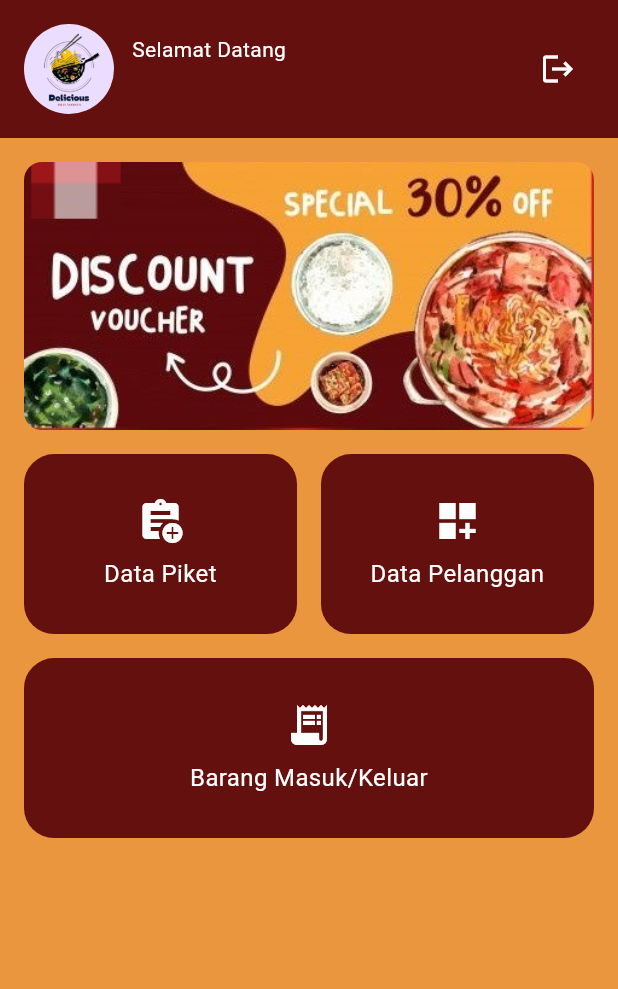
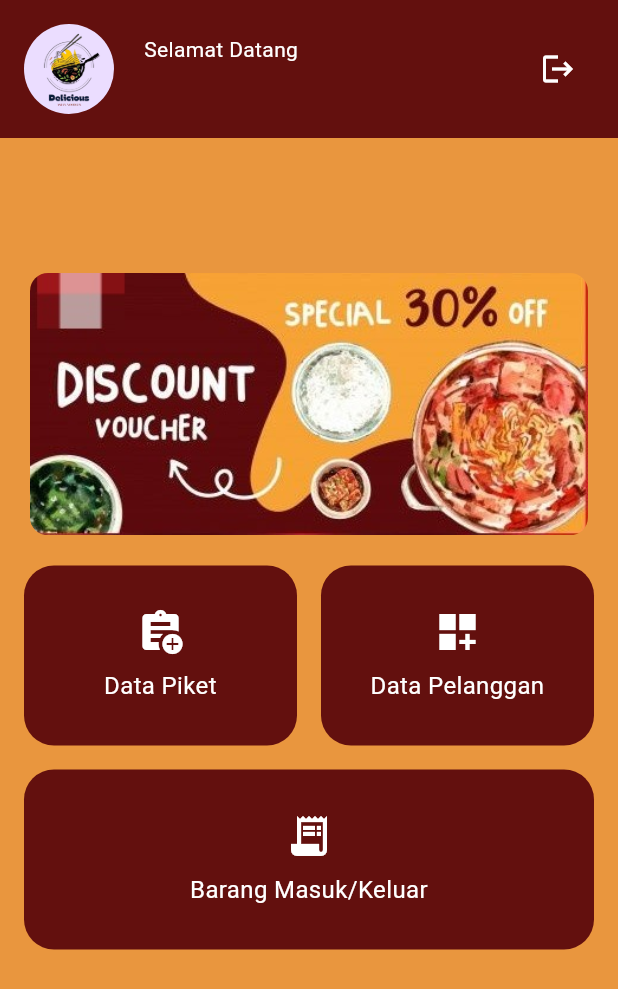
Before and after one commit to muthiasasi19/20220140167_UCP1Flutter, a Flutter app: the HomePage screen opened directly, on a phone screen of 412 x 824 dp. Shown: the top 989 px of the screen. Run offline on Flutter 3.47's test engine with Material 3 defaults, Android fonts, the phone set to English and light mode, and no system bars.

Commit message:
Mengubah UI dna perbaiki error

```diff
--- a/lib/Application/data_pelanggan.dart
+++ b/lib/Application/data_pelanggan.dart
@@ -482,6 +482,7 @@ class DetailPelanggan extends StatelessWidget {
         Container(
           padding: const EdgeInsets.symmetric(horizontal: 12, vertical: 14),
           decoration: BoxDecoration(
+            color: Colors.white,
             border: Border.all(color: Colors.grey),
             borderRadius: BorderRadius.circular(12),
           ),
--- a/lib/Application/home_page.dart
+++ b/lib/Application/home_page.dart
@@ -39,7 +39,7 @@ class _HomePageState extends State<HomePage> {
                       radius: 30,
                       backgroundImage: AssetImage('assets/images/logo.png'),
                     ),
-                    const SizedBox(width: 12),
+                    const SizedBox(width: 20),
                     Column(
                       crossAxisAlignment: CrossAxisAlignment.start,
                       children: [
@@ -67,9 +67,9 @@ class _HomePageState extends State<HomePage> {
                   ],
                 ),
               ),
-
+              const SizedBox(height: 70),
               Padding(
-                padding: const EdgeInsets.all(16),
+                padding: const EdgeInsets.all(20),
                 child: ClipRRect(
                   borderRadius: BorderRadius.circular(12),
                   child: Image.asset(
@@ -78,6 +78,7 @@ class _HomePageState extends State<HomePage> {
                   ),
                 ),
               ),
+              const SizedBox(width: 55),
 
               // Menu Buttons
               Padding(
--- a/lib/Application/pendataan_barang.dart
+++ b/lib/Application/pendataan_barang.dart
@@ -293,6 +293,9 @@ class _PendataanBarangPageState extends State<PendataanBarangPage> {
         ),
         buildRow('Total Harga', formatRupiah(hitungTotalHarga())),
         const Spacer(),
+
+        const SizedBox(height: 30),
+
         ElevatedButton(
           onPressed: () {
             Navigator.pushReplacement(
```
